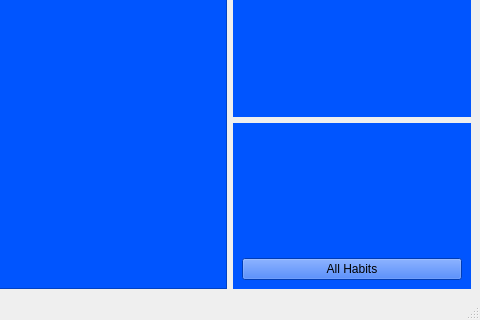
RomainPuech/Paper-Friend, file Code/PaperFriend/mainwindow.ui: the form before one commit; both pictures show x 264 to 744 and y 223 to 543 of the 744 by 543 pixel window.
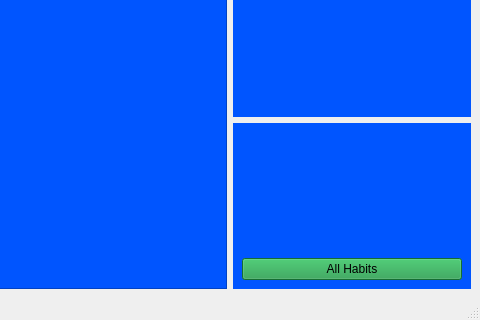
The form after the commit.

Commit message: changed new window's title

```diff
--- a/Code/PaperFriend/mainwindow.ui
+++ b/Code/PaperFriend/mainwindow.ui
@@ -85,6 +85,9 @@
            </item>
            <item>
             <widget class="QPushButton" name="pushButton">
+             <property name="styleSheet">
+              <string notr="true">background-color: rgb(30, 154, 70 );</string>
+             </property>
              <property name="text">
               <string>All Habits</string>
              </property>
```
The commit also changes 1 other file.
